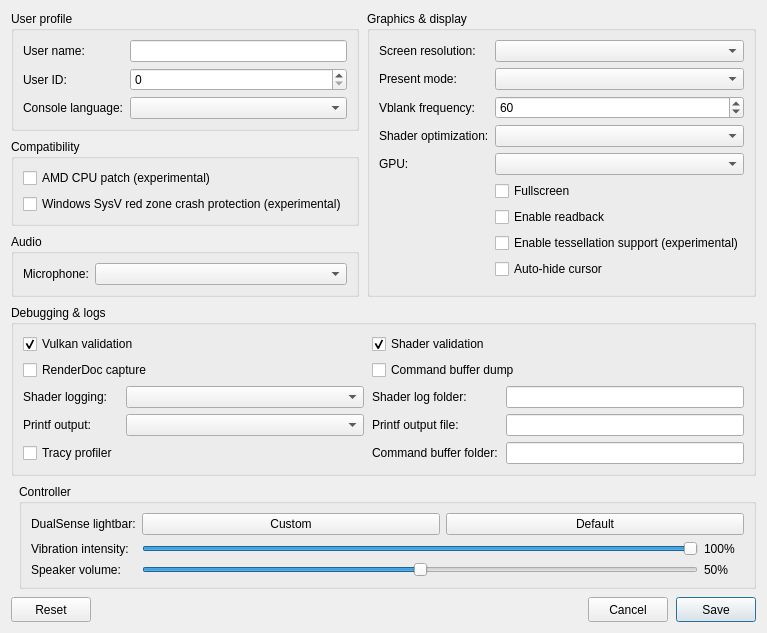
The window that src/launcher/forms/configuration_edit_dialog.ui (KytyPS5/KytyPS5) describes before a commit, drawn with Qt 5.
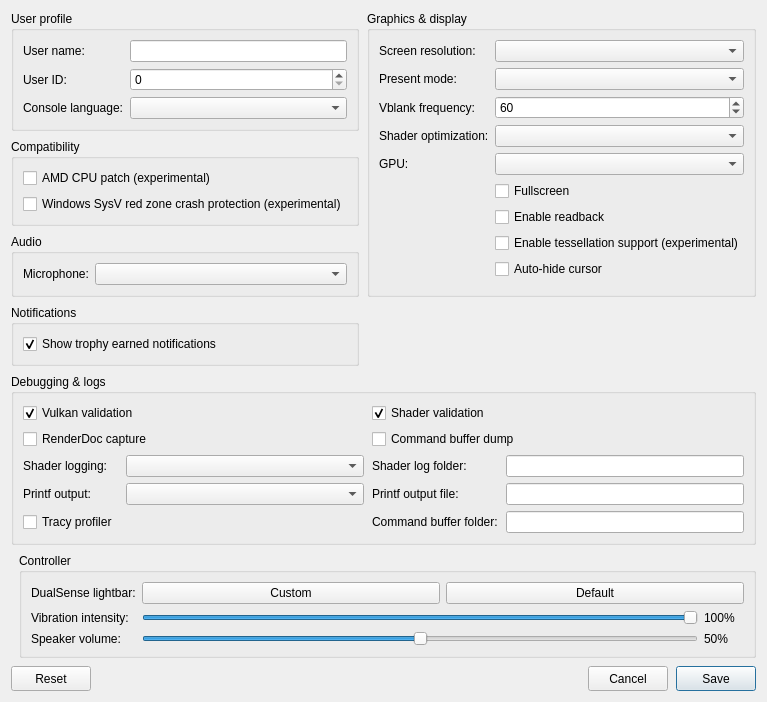
The same window after the commit. Custom widgets are drawn as their Qt base class.

Commit message: Add trophy metadata and notifications

Patch:
```diff
--- a/src/launcher/forms/configuration_edit_dialog.ui
+++ b/src/launcher/forms/configuration_edit_dialog.ui
@@ -182,7 +182,21 @@
        </layout>
       </widget>
      </item>
-     <item row="3" column="0" colspan="2">
+     <item row="3" column="0">
+      <widget class="QGroupBox" name="notifications_group">
+       <property name="title"><string>Notifications</string></property>
+       <layout class="QVBoxLayout" name="notificationsLayout">
+        <item>
+         <widget class="QCheckBox" name="checkBox_trophy_notifications">
+          <property name="toolTip"><string>Show trophy unlock toasts and play the optional notification sound</string></property>
+          <property name="text"><string>Show trophy earned notifications</string></property>
+          <property name="checked"><bool>true</bool></property>
+         </widget>
+        </item>
+       </layout>
+      </widget>
+     </item>
+     <item row="4" column="0" colspan="2">
       <widget class="QGroupBox" name="debug_group">
        <property name="title">
         <string>Debugging &amp;&amp; logs</string>
```
The commit also changes 12 other files.
